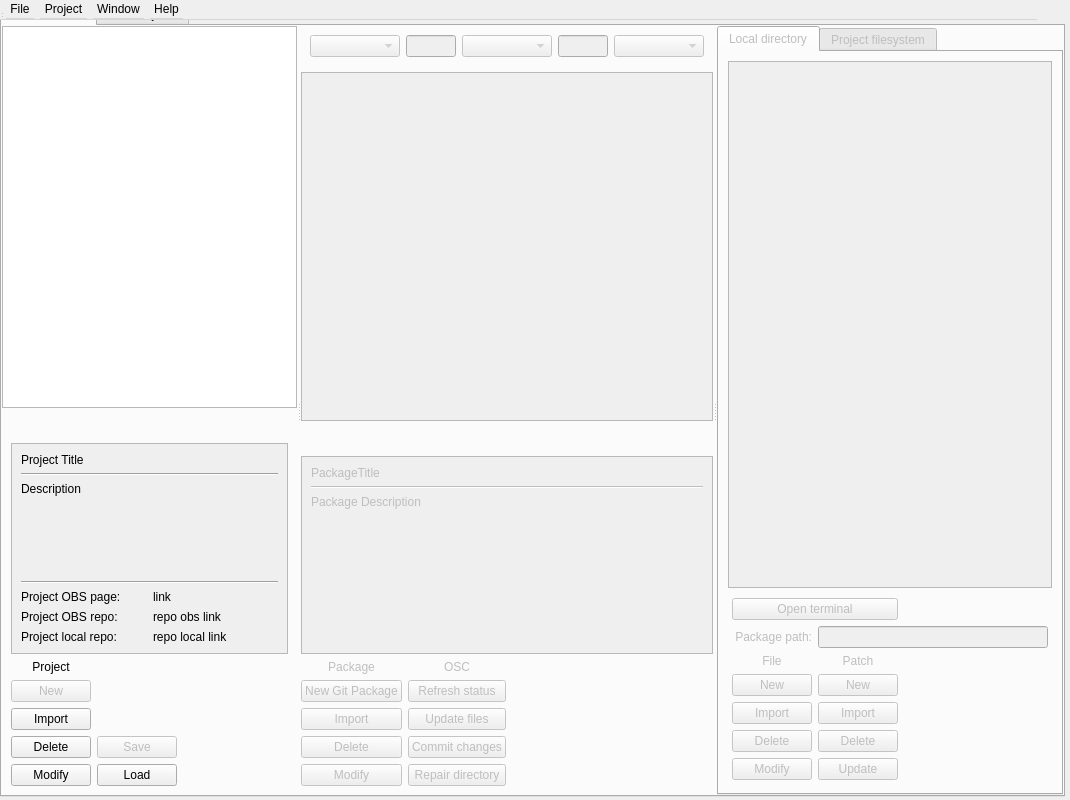
ronan22/obs-light, file obslight/ObsLightGui/ui/obsLightMain.ui: the form before one commit.
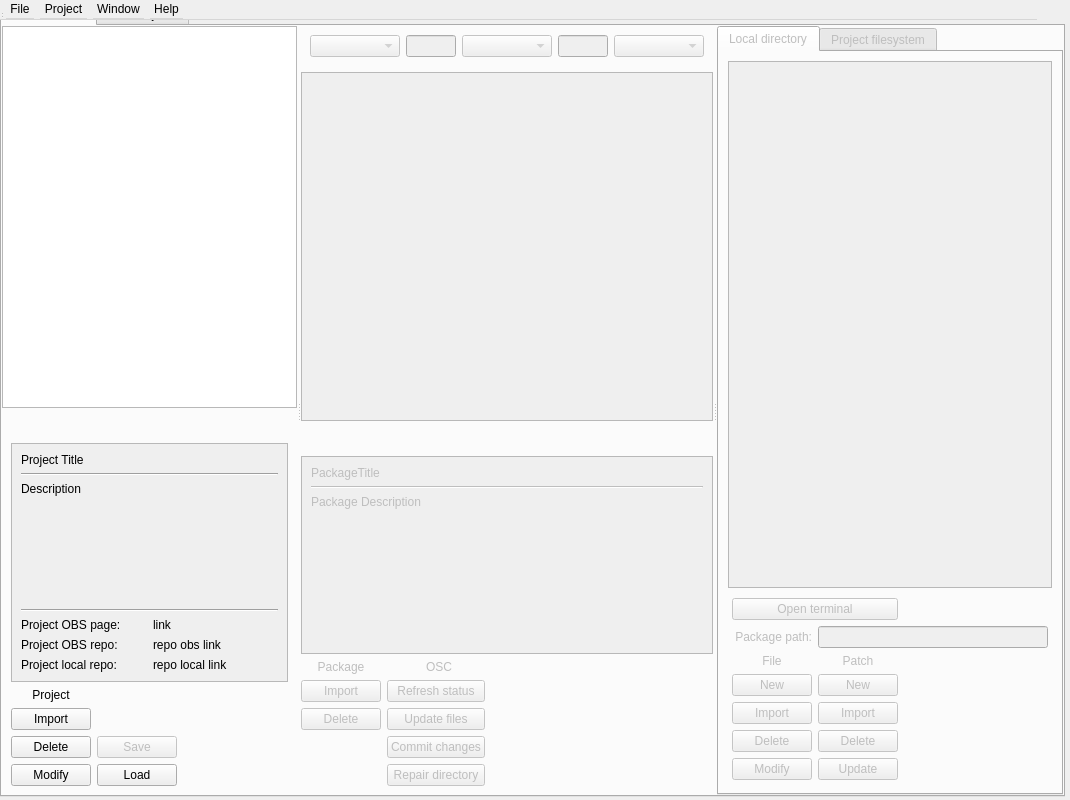
The form after the commit. Icons and pictures are not drawn. Custom widgets are drawn as their Qt base class.

Commit message: - Remove New Package button.

The edit to the form file:
```diff
--- a/obslight/ObsLightGui/ui/obsLightMain.ui
+++ b/obslight/ObsLightGui/ui/obsLightMain.ui
@@ -117,7 +117,7 @@
                <string/>
               </property>
               <layout class="QGridLayout" name="gridLayout_9">
-               <item row="8" column="0">
+               <item row="7" column="0">
                 <widget class="QPushButton" name="modifyObsProjectButton">
                  <property name="toolTip">
                   <string>Modify the configuration of the selected project.</string>
@@ -127,7 +127,7 @@
                  </property>
                 </widget>
                </item>
-               <item row="7" column="0">
+               <item row="6" column="0">
                 <widget class="QPushButton" name="deleteObsProjectButton">
                  <property name="toolTip">
                   <string>Delete the selected project.</string>
@@ -157,7 +157,7 @@
                     <x>0</x>
                     <y>0</y>
                     <width>298</width>
-                    <height>223</height>
+                    <height>250</height>
                    </rect>
                   </property>
                   <layout class="QGridLayout" name="gridLayout_2" columnstretch="0,0">
@@ -267,26 +267,6 @@
                 </widget>
                </item>
                <item row="5" column="0">
-                <widget class="QPushButton" name="newProjectButton">
-                 <property name="enabled">
-                  <bool>false</bool>
-                 </property>
-                 <property name="minimumSize">
-                  <size>
-                   <width>80</width>
-                   <height>0</height>
-                  </size>
-                 </property>
-                 <property name="toolTip">
-                  <string>Create a new project.
-(not implemented yet)</string>
-                 </property>
-                 <property name="text">
-                  <string>New</string>
-                 </property>
-                </widget>
-               </item>
-               <item row="6" column="0">
                 <widget class="QPushButton" name="newObsProjectButton">
                  <property name="toolTip">
                   <string>Import a project that already exists on an OBS server.</string>
@@ -299,7 +279,7 @@
                  </property>
                 </widget>
                </item>
-               <item row="8" column="1">
+               <item row="7" column="1">
                 <widget class="QPushButton" name="loadObsProjectButton">
                  <property name="enabled">
                   <bool>true</bool>
@@ -312,7 +292,7 @@
                  </property>
                 </widget>
                </item>
-               <item row="7" column="1">
+               <item row="6" column="1">
                 <widget class="QPushButton" name="saveObsProjectButton">
                  <property name="enabled">
                   <bool>false</bool>
@@ -331,7 +311,7 @@
                  </property>
                 </widget>
                </item>
-               <item row="7" column="2">
+               <item row="6" column="2">
                 <spacer name="horizontalSpacer_3">
                  <property name="orientation">
                   <enum>Qt::Horizontal</enum>
@@ -504,26 +484,6 @@
                <property name="rightMargin">
                 <number>0</number>
                </property>
-               <item row="9" column="0">
-                <widget class="QPushButton" name="deletePackageButton">
-                 <property name="toolTip">
-                  <string>Remove the selected package(s) from project.</string>
-                 </property>
-                 <property name="text">
-                  <string>Delete</string>
-                 </property>
-                </widget>
-               </item>
-               <item row="6" column="0">
-                <widget class="QPushButton" name="importPackageButton">
-                 <property name="toolTip">
-                  <string>Import an existing package in project.</string>
-                 </property>
-                 <property name="text">
-                  <string>Import</string>
-                 </property>
-                </widget>
-               </item>
                <item row="3" column="0" colspan="4">
                 <widget class="QScrollArea" name="scrollArea_2">
                  <property name="minimumSize">
@@ -592,36 +552,6 @@
                  </widget>
                 </widget>
                </item>
-               <item row="5" column="0">
-                <widget class="QPushButton" name="newPackageButton">
-                 <property name="minimumSize">
-                  <size>
-                   <width>80</width>
-                   <height>0</height>
-                  </size>
-                 </property>
-                 <property name="toolTip">
-                  <string>Create a package from scratch.</string>
-                 </property>
-                 <property name="text">
-                  <string>New Git Package</string>
-                 </property>
-                </widget>
-               </item>
-               <item row="10" column="0">
-                <widget class="QPushButton" name="modifyPackageButton">
-                 <property name="enabled">
-                  <bool>false</bool>
-                 </property>
-                 <property name="toolTip">
-                  <string>Modify the configuration of the selected package.
-(not yet implemented)</string>
-                 </property>
-                 <property name="text">
-                  <string>Modify</string>
-                 </property>
-                </widget>
-               </item>
                <item row="10" column="3">
                 <spacer name="horizontalSpacer">
                  <property name="orientation">
@@ -673,7 +603,7 @@
                  </property>
                 </widget>
                </item>
-               <item row="4" column="1">
+               <item row="4" column="1" colspan="2">
                 <widget class="QLabel" name="label">
                  <property name="text">
                   <string>OSC</string>
@@ -704,6 +634,26 @@
                  </property>
                 </widget>
                </item>
+               <item row="5" column="0">
+                <widget class="QPushButton" name="importPackageButton">
+                 <property name="toolTip">
+                  <string>Import an existing package in project.</string>
+                 </property>
+                 <property name="text">
+                  <string>Import</string>
+                 </property>
+                </widget>
+               </item>
+               <item row="6" column="0">
+                <widget class="QPushButton" name="deletePackageButton">
+                 <property name="toolTip">
+                  <string>Remove the selected package(s) from project.</string>
+                 </property>
+                 <property name="text">
+                  <string>Delete</string>
+                 </property>
+                </widget>
+               </item>
               </layout>
              </widget>
             </item>
```
The commit also changes 3 other files.
